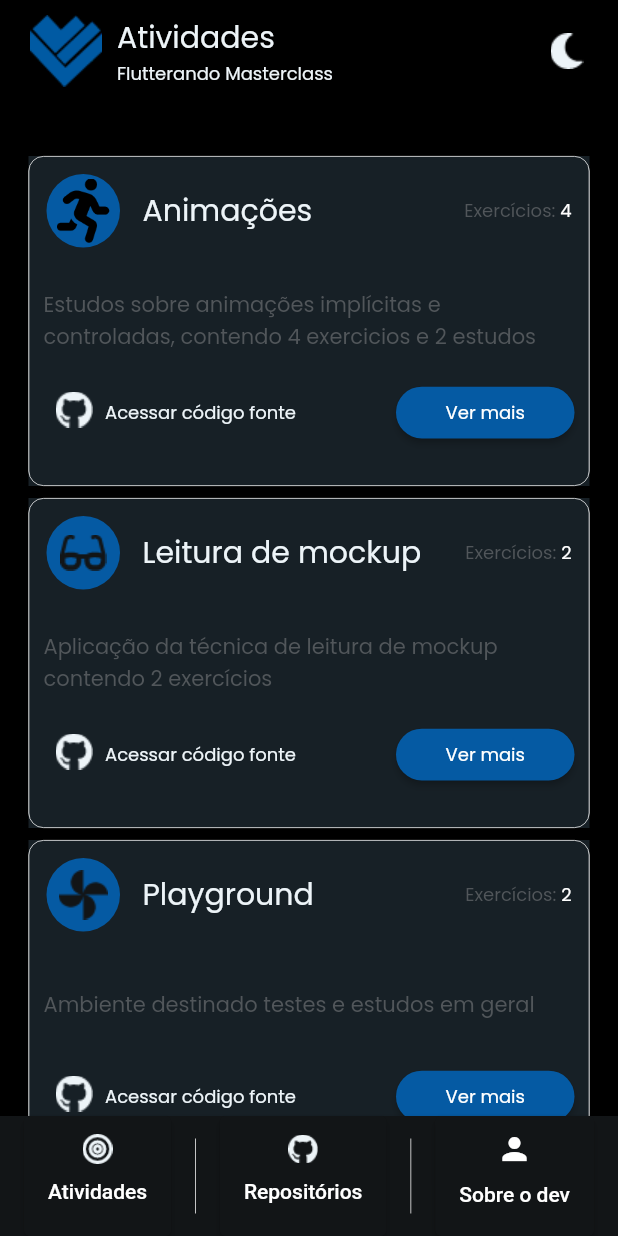
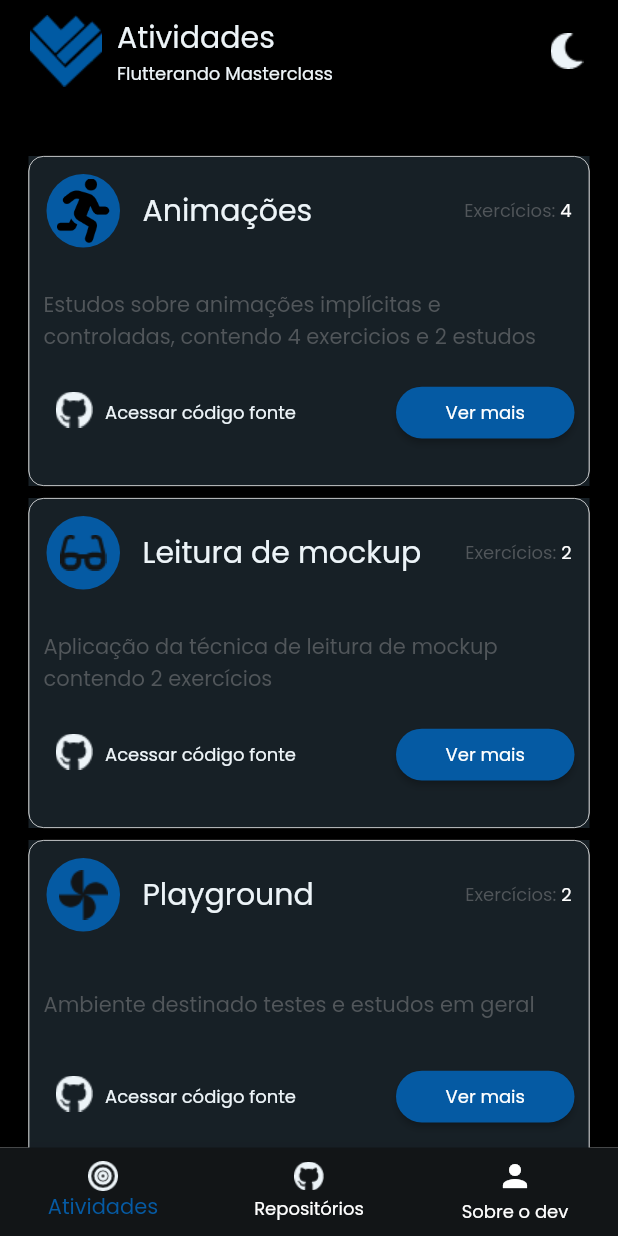
Before and after one commit to BrunoDegan/flutter-playgroun, a Flutter app: the screen it shows after launch, on a phone screen of 412 x 824 dp. Run offline on Flutter 3.47's test engine with Material 2 defaults, Android fonts, the phone set to English and light mode, and no system bars; our stand-ins replace flutter_svg; Roboto replaces fonts that are missing (Montserrat, Poppins-Bold, Poppins-Medium).

Commit message:
Ajuste de rotas do bottomsheet

```diff
--- a/lib/flutterando_screen/flutterando_main_page.dart
+++ b/lib/flutterando_screen/activities/flutterando_main_page.dart
@@ -1,18 +1,18 @@
 import 'package:flutter/material.dart';
 import 'package:flutter_playground/common/list_constants.dart';
-import 'package:flutter_playground/flutterando_screen/widgets/flutterando_bottom_sheet.dart';
 import 'package:flutter_playground/flutterando_screen/widgets/flutterando_list_tile.dart';
 import 'package:flutter_playground/flutterando_screen/widgets/flutterando_top_bar_widget.dart';
 import 'package:flutter_playground/routes/constants_router.dart';
 
-class FlutterandoMainPage extends StatefulWidget {
-  const FlutterandoMainPage({Key? key}) : super(key: key);
+class FlutterandoActivitiesPage extends StatefulWidget {
+  const FlutterandoActivitiesPage({Key? key}) : super(key: key);
 
   @override
-  State<FlutterandoMainPage> createState() => _FlutterandoMainPageState();
+  State<FlutterandoActivitiesPage> createState() =>
+      _FlutterandoActivitiesPageState();
 }
 
-class _FlutterandoMainPageState extends State<FlutterandoMainPage> {
+class _FlutterandoActivitiesPageState extends State<FlutterandoActivitiesPage> {
   @override
   Widget build(BuildContext context) {
     return Scaffold(
@@ -24,8 +24,6 @@ class _FlutterandoMainPageState extends State<FlutterandoMainPage> {
           }),
         ],
       ),
-      bottomNavigationBar:
-          BottomAppBar(elevation: 3, child: bottomButtonNav(context)),
     );
   }
 
--- /dev/null
+++ b/lib/flutterando_screen/home/home_page.dart
@@ -0,0 +1,67 @@
+import 'package:flutter/material.dart';
+import 'package:flutter_playground/common/strings_constants.dart';
+import 'package:flutter_playground/flutterando_screen/about/flutterando_about_page.dart';
+import 'package:flutter_playground/flutterando_screen/activities/flutterando_main_page.dart';
+import 'package:flutter_playground/flutterando_screen/repositories_screen/RepositoriesPage.dart';
+
+class HomePage extends StatefulWidget {
+  const HomePage({Key? key}) : super(key: key);
+
+  @override
+  State<HomePage> createState() => _HomePageState();
+}
+
+class _HomePageState extends State<HomePage> {
+  int _selectedPage = 0;
+
+  final _pageOptions = [
+    const FlutterandoActivitiesPage(),
+    const RepositoriesPage(),
+    const FlutterandoAboutPage()
+  ];
+
+  @override
+  Widget build(BuildContext context) {
+    return Scaffold(
+      body: _pageOptions[_selectedPage],
+      bottomNavigationBar: _bottomNav(),
+    );
+  }
+
+  BottomNavigationBar _bottomNav() {
+    return BottomNavigationBar(
+      currentIndex: _selectedPage,
+      unselectedItemColor: Colors.white,
+      selectedItemColor: const Color(0xFF055AA3),
+      elevation: 20,
+      backgroundColor: const Color(0XFF121517),
+      items: [
+        BottomNavigationBarItem(
+          icon: Image.asset(
+            "assets/flutterando_screen/activities_icon.png",
+            width: 20,
+            height: 20,
+          ),
+          label: flutterandoBottomsheetTitle1,
+        ),
+        BottomNavigationBarItem(
+          icon: Image.asset(
+            "assets/flutterando_screen/github_icon.png",
+            width: 20,
+            height: 20,
+          ),
+          label: flutterandoBottomsheetTitle2,
+        ),
+        const BottomNavigationBarItem(
+          icon: Icon(Icons.person),
+          label: flutterandoBottomsheetTitle3,
+        ),
+      ],
+      onTap: (index) {
+        setState(() {
+          _selectedPage = index;
+        });
+      },
+    );
+  }
+}
--- a/lib/flutterando_screen/splash/flutterando_splash_page.dart
+++ b/lib/flutterando_screen/splash/flutterando_splash_page.dart
@@ -18,6 +18,6 @@ class FlutterandoSplashPage extends StatelessWidget {
 
   _splashScreenTimer({required BuildContext context}) {
     Future.delayed(const Duration(seconds: 3))
-        .then((value) => Navigator.of(context).pushNamed(mainRoute));
+        .then((value) => Navigator.of(context).pushNamed(homeRoute));
   }
 }
--- a/lib/flutterando_screen/widgets/flutterando_bottom_sheet.dart
+++ /dev/null
@@ -1,87 +0,0 @@
-import 'package:flutter/material.dart';
-import 'package:flutter_playground/common/strings_constants.dart';
-import 'package:flutter_playground/routes/constants_router.dart';
-
-_handleBackgroundImage(String? imagePath) {
-  if (imagePath != null) {
-    return Image.asset(
-      imagePath,
-      width: 20,
-      height: 20,
-    );
-  } else {
-    return const Icon(Icons.person);
-  }
-}
-
-_createBottomSheetButton(
-    {required String buttonTextTitle,
-    String? imagePath,
-    IconData? materialIcon,
-    required Function onClicked}) {
-  return ElevatedButton(
-    style: ButtonStyle(
-      backgroundColor:
-          MaterialStateProperty.all<Color>(const Color(0XFF121517)),
-    ),
-    onPressed: () => onClicked.call(),
-    child: Column(
-      mainAxisAlignment: MainAxisAlignment.center,
-      crossAxisAlignment: CrossAxisAlignment.center,
-      children: [
-        _handleBackgroundImage(imagePath),
-        Padding(
-          padding: const EdgeInsets.only(top: 10, bottom: 10),
-          child: Text(
-            buttonTextTitle,
-            style: const TextStyle(fontFamily: "Montserrat"),
-          ),
-        ),
-      ],
-    ),
-  );
-}
-
-Widget bottomButtonNav(BuildContext context) {
-  return Container(
-    width: MediaQuery.of(context).size.width,
-    height: 80,
-    color: const Color(0XFF121517),
-    child: Row(
-      mainAxisAlignment: MainAxisAlignment.spaceEvenly,
-      children: [
-        _createBottomSheetButton(
-          imagePath: "assets/flutterando_screen/activities_icon.png",
-          buttonTextTitle: flutterandoBottomsheetTitle1,
-          onClicked: () {
-            //TODO criar as outras paginas do bottom navigator
-          },
-        ),
-        Container(
-          color: Colors.white,
-          width: 0.5,
-          height: 50,
-        ),
-        _createBottomSheetButton(
-          imagePath: "assets/flutterando_screen/github_icon.png",
-          buttonTextTitle: flutterandoBottomsheetTitle2,
-          onClicked: () {
-            //TODO criar as outras paginas do bottom navigator
-          },
-        ),
-        Container(
-          color: Colors.white,
-          width: 0.5,
-          height: 50,
-        ),
-        _createBottomSheetButton(
-          materialIcon: Icons.person,
-          buttonTextTitle: flutterandoBottomsheetTitle3,
-          onClicked: () {
-            Navigator.of(context).pushNamed(aboutRoute);
-          },
-        )
-      ],
-    ),
-  );
-}
--- a/lib/main.dart
+++ b/lib/main.dart
@@ -5,8 +5,9 @@ import 'package:flutter_playground/animations/controlled/list/controlled_animate
 import 'package:flutter_playground/animations/demo/controlled_animations_screen_demo.dart';
 import 'package:flutter_playground/animations/demo/implicit_animations_screen_demo.dart';
 import 'package:flutter_playground/animations/implicit/button/implicit_animated_button_page.dart';
-import 'package:flutter_playground/flutterando_screen/about/flutterando_about_main_page.dart';
-import 'package:flutter_playground/flutterando_screen/flutterando_main_page.dart';
+import 'package:flutter_playground/flutterando_screen/about/flutterando_about_page.dart';
+import 'package:flutter_playground/flutterando_screen/activities/flutterando_main_page.dart';
+import 'package:flutter_playground/flutterando_screen/home/home_page.dart';
 import 'package:flutter_playground/flutterando_screen/splash/flutterando_splash_page.dart';
 import 'package:flutter_playground/mockup/mockup_page.dart';
 import 'package:flutter_playground/mockup/money_screen/money_page.dart';
@@ -30,7 +31,7 @@ class FlutterandoApp extends StatelessWidget {
       initialRoute: splashRoute,
       home: const FlutterandoSplashPage(),
       routes: {
-        mainRoute: (context) => const FlutterandoMainPage(),
+        homeRoute: (context) => const HomePage(),
         playgroundRoute: (context) => const PlaygroundScreen(),
         mockupRoute: (context) => const MockupPage(),
         tinderRoute: (context) => const TinderPage(),
--- a/lib/routes/constants_router.dart
+++ b/lib/routes/constants_router.dart
@@ -1,6 +1,7 @@
 //Routes
 const String splashRoute = "/";
-const String mainRoute = "main_route";
+const String activitiesRoute = "activities_route";
+const String homeRoute = "home_route";
 const String tinderRoute = "tinder_route";
 const String moneyRoute = "money_route";
 const String animationsRoute = "animations_route";
```
Also changed, not shown: lib/flutterando_screen/about/flutterando_about_page.dart (renamed from lib/flutterando_screen/about/flutterando_about_main_page.dart, +1 -6 lines), lib/flutterando_screen/repositories_screen/RepositoriesPage.dart (added, +10 -0 lines).
